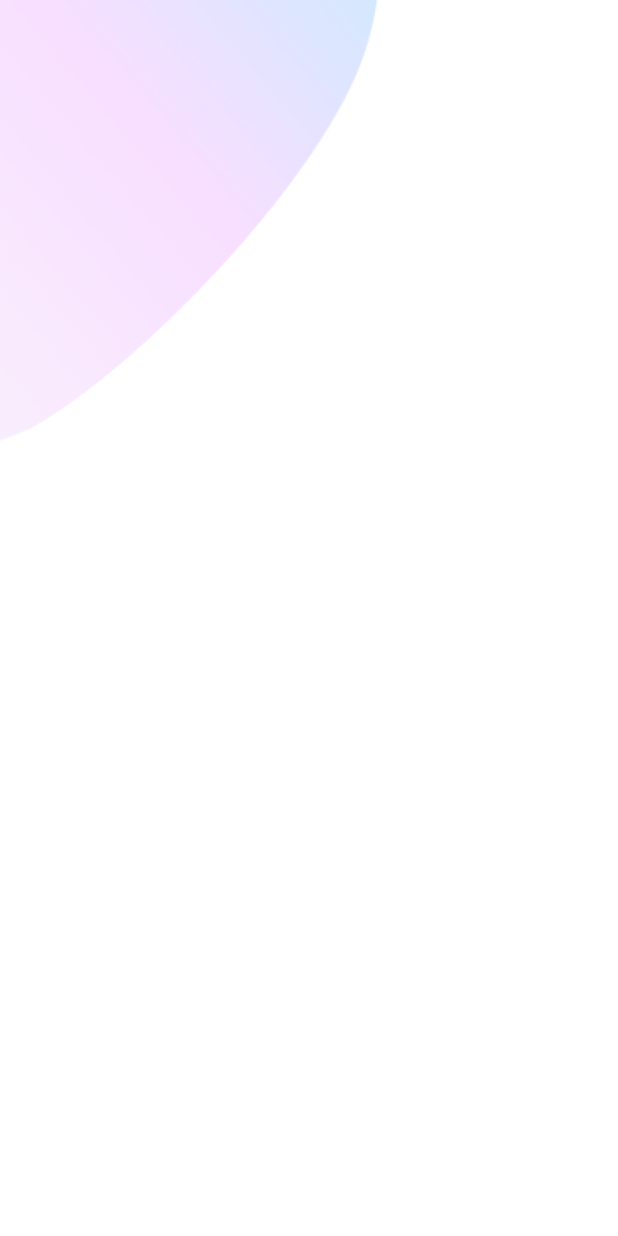
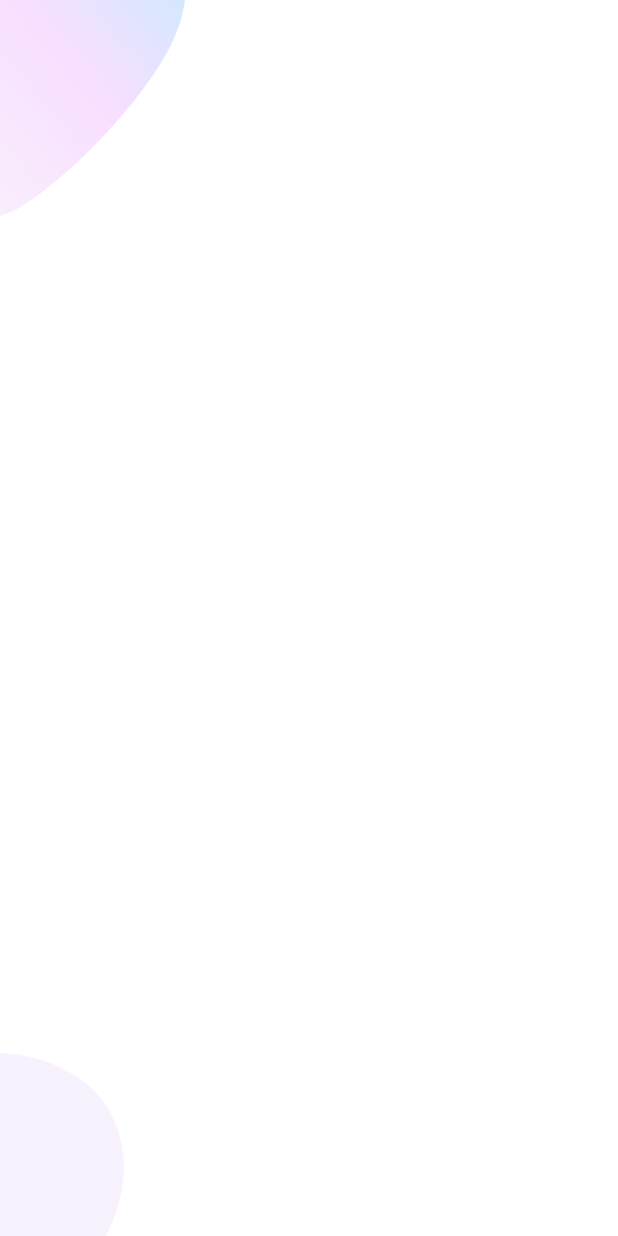
Before and after one commit to jabed3700/login_signin-flutter-ui, a Flutter app: the screen it shows after launch, on a phone screen of 412 x 824 dp. Run offline on Flutter 3.47's test engine with Material 2 defaults, Android fonts, the phone set to English and light mode, and no system bars.

Commit message:
before stack position create extact widgets

```diff
--- a/lib/Screens/Welcome/component/body.dart
+++ b/lib/Screens/Welcome/component/body.dart
@@ -11,9 +11,23 @@ class Body extends StatelessWidget {
       height: size.height,
       width: double.infinity,
       child: Stack(
+        alignment: Alignment.center,
         children: [
           Positioned(
-            child: Image.asset("assets/images/main_top.png"),
+            top: 0,
+            left: 0,
+            child: Image.asset(
+              "assets/images/main_top.png",
+              width: size.width * .3,
+            ),
+          ),
+          Positioned(
+            left: 0,
+            bottom: 0,
+            child: Image.asset(
+              "assets/images/main_bottom.png",
+              width: size.width * .2,
+            ),
           )
         ],
       ),
```
